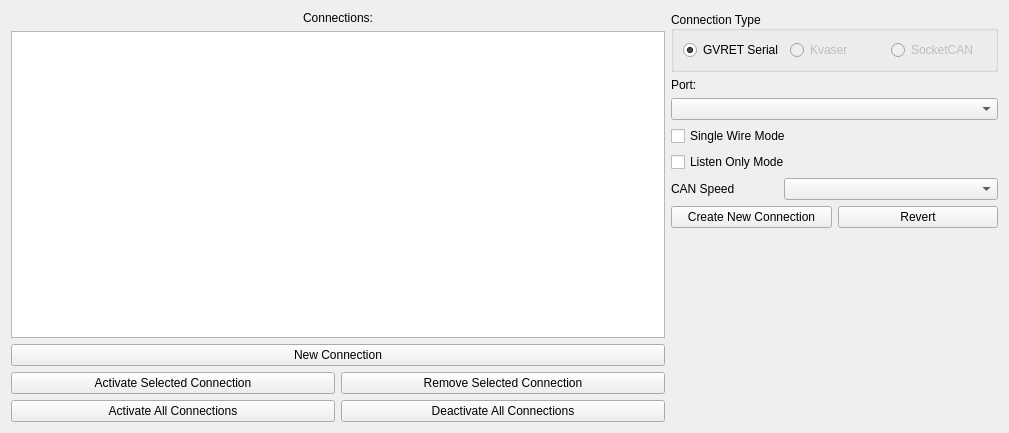
First picture: the form in connectionwindow.ui, repository collin80/SavvyCAN, before the edit.
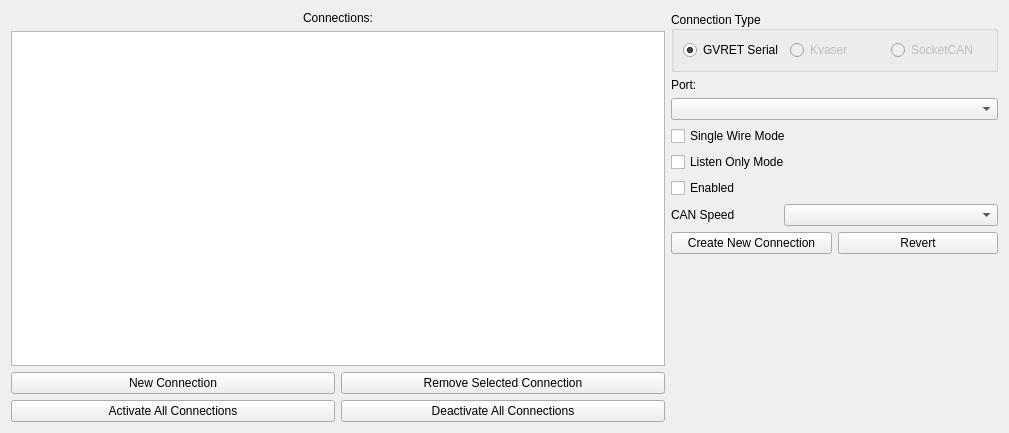
Second picture: the form after the edit.

Commit message: Bug fixes, moved enable to a checkbox with the rest of the checkboxes.

The edit to the form file:
```diff
--- a/connectionwindow.ui
+++ b/connectionwindow.ui
@@ -33,19 +33,12 @@
        </property>
       </widget>
      </item>
-     <item>
-      <widget class="QPushButton" name="btnNewConn">
-       <property name="text">
-        <string>New Connection</string>
-       </property>
-      </widget>
-     </item>
      <item>
       <layout class="QHBoxLayout" name="horizontalLayout_5">
        <item>
-        <widget class="QPushButton" name="btnBusActivate">
+        <widget class="QPushButton" name="btnNewConn">
          <property name="text">
-          <string>Activate Selected Connection</string>
+          <string>New Connection</string>
          </property>
         </widget>
        </item>
@@ -152,6 +145,13 @@
        </property>
       </widget>
      </item>
+     <item>
+      <widget class="QCheckBox" name="ckEnabled">
+       <property name="text">
+        <string>Enabled</string>
+       </property>
+      </widget>
+     </item>
      <item>
       <layout class="QHBoxLayout" name="horizontalLayout_3" stretch="1,2">
        <item>
```
The commit also changes 4 other files.
